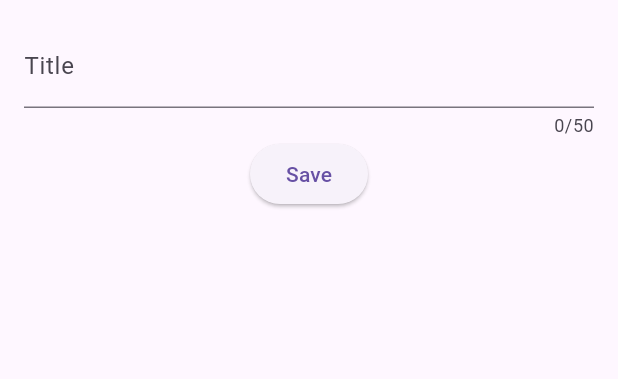
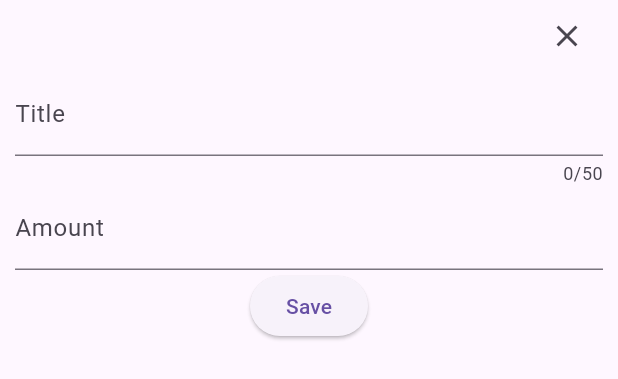
Before and after one commit to davidecarizzoni/flutter_expense_tracker_app, a Flutter app: the NewExpense widget shown alone on an empty page, opened directly, on a phone screen of 412 x 824 dp. Shown: the top 379 px of the screen. Run offline on Flutter 3.47's test engine with Material 2 defaults, Android fonts, the phone set to English and light mode, and no system bars.

Commit message:
feat(textINput)

```diff
--- a/lib/widgets/new_expense.dart
+++ b/lib/widgets/new_expense.dart
@@ -10,27 +10,53 @@ class NewExpense extends StatefulWidget {
 }
 
 class _NewExpenseState extends State<NewExpense> {
-  String _title = '';
-  void _onChangeTitle(String value) {
-    // i don't need to use set state because the UI doesn't need to be updated on every keystroke
-    _title = value;
+  //important: remove textEditingController on modalClose
+  final _titleController = TextEditingController();
+  final _amountController = TextEditingController();
+
+  void _addExpense() {
+    print(_titleController.text);
   }
 
-  void _addExpense() {
-    print(_title);
+  void _closeModal() {
+    Navigator.pop(context);
+  }
+
+  @override
+  void dispose() {
+    _titleController.dispose();
+    _amountController.dispose();
+    super.dispose();
   }
 
   @override
   Widget build(BuildContext context) {
     return Padding(
-      padding: const EdgeInsets.all(16),
+      padding: const EdgeInsets.symmetric(horizontal: 10),
       child: ListView(
         children: [
+          Row(
+            children: [
+              const Spacer(),
+              IconButton(
+                onPressed: _closeModal,
+                icon: const Icon(Icons.close),
+              ),
+            ],
+          ),
           TextField(
-            onChanged: _onChangeTitle,
             maxLength: 50,
             keyboardType: TextInputType.text,
+            controller: _titleController,
             decoration: const InputDecoration(label: Text('Title')),
+          ),
+          TextField(
+            keyboardType: TextInputType.number,
+            controller: _amountController,
+            decoration: const InputDecoration(
+              label: Text('Amount'),
+              prefix: Text('\$'),
+            ),
           ),
           Row(
             mainAxisAlignment: MainAxisAlignment.center,
```
